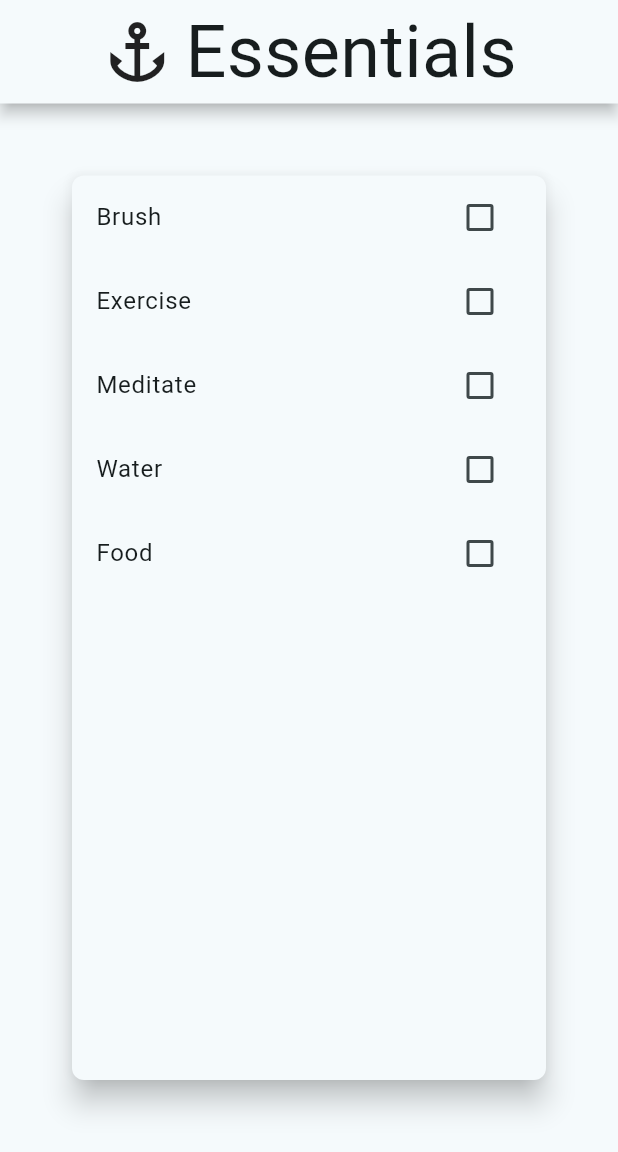
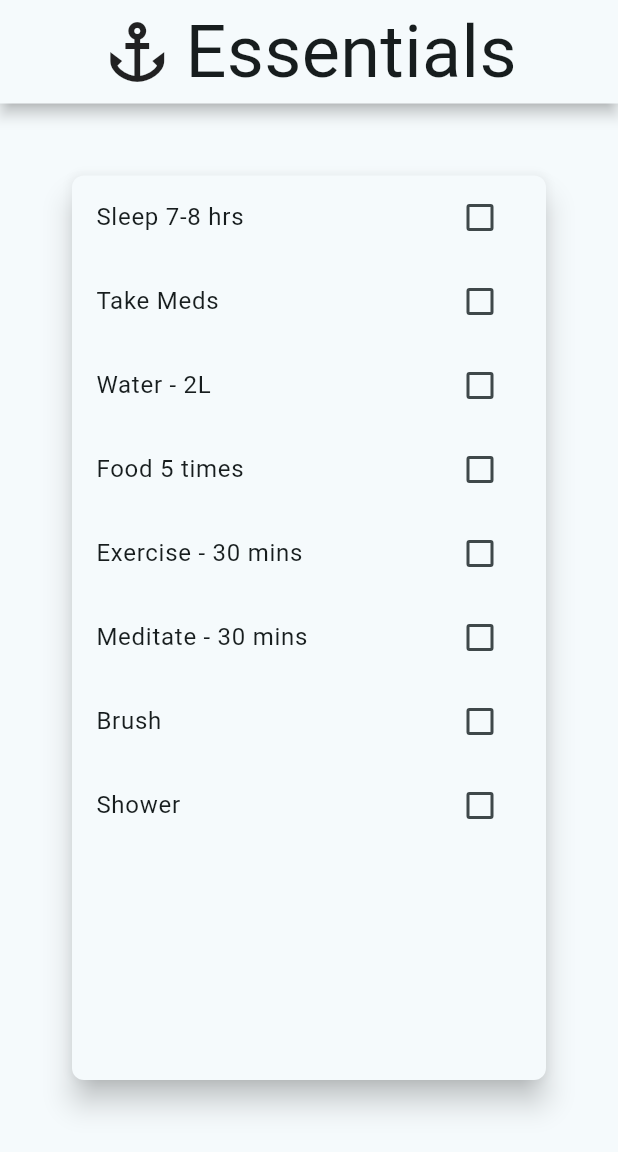
Before and after one commit to lifeLessCoder/Mental-Buddy, a Flutter app: the screen it shows after launch, on a phone screen of 412 x 824 dp, the part 84-1236 px from its top. Run offline on Flutter 3.47's test engine with Material 3 defaults, Android fonts, the phone set to English and light mode, and no system bars.

Commit message:
Add items to essentials

```diff
--- a/lib/main.dart
+++ b/lib/main.dart
@@ -48,11 +48,14 @@ class Habit {
 
 class _MyHomePageState extends State<MyHomePage> {
   final Set<Habit> essentialsHabitSet = [
+    'Sleep 7-8 hrs',
+    'Take Meds',
+    'Water - 2L',
+    'Food 5 times',
+    'Exercise - 30 mins',
+    'Meditate - 30 mins',
     'Brush',
-    'Exercise',
-    'Meditate',
-    'Water',
-    'Food',
+    'Shower',
   ].map((habit) => Habit(title: habit)).toSet();
 
   @override
```
